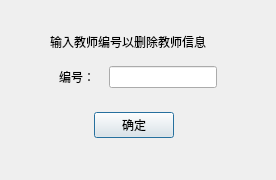
Old version of the form deletedialog.ui in the repository PLlee3694/QtProject.
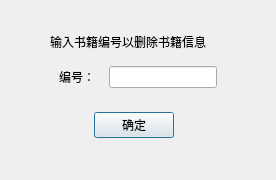
New version of the form.

The edit to the form file:
```diff
--- a/deletedialog.ui
+++ b/deletedialog.ui
@@ -61,7 +61,7 @@
         <item>
          <widget class="QLabel" name="title_label">
           <property name="text">
-           <string>输入教师编号以删除教师信息</string>
+           <string>输入书籍编号以删除书籍信息</string>
           </property>
          </widget>
         </item>
```
